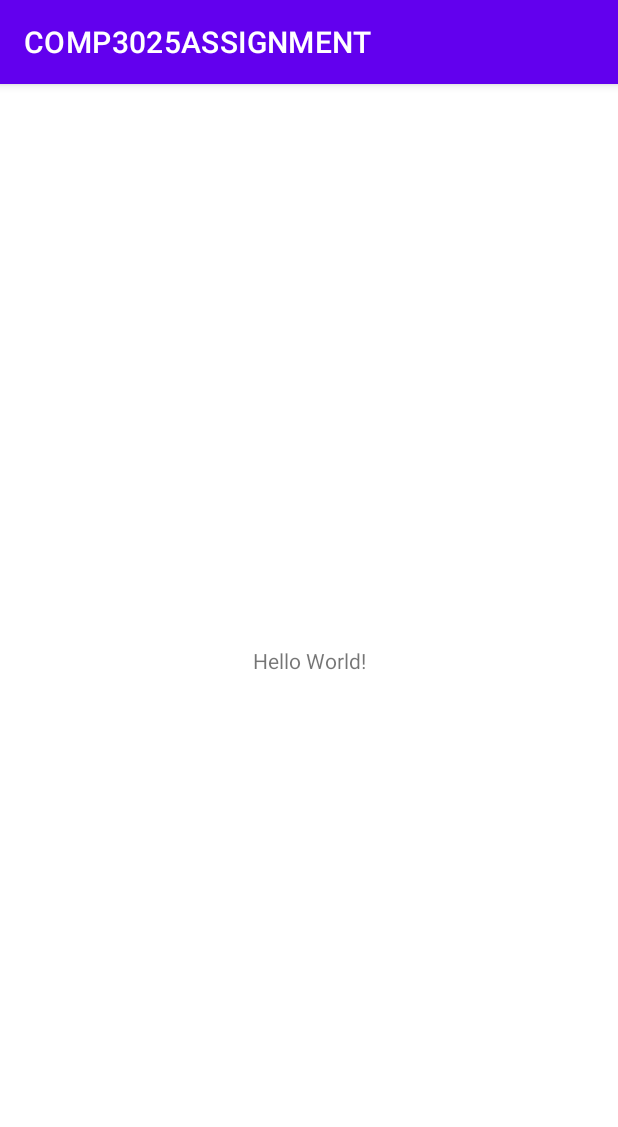
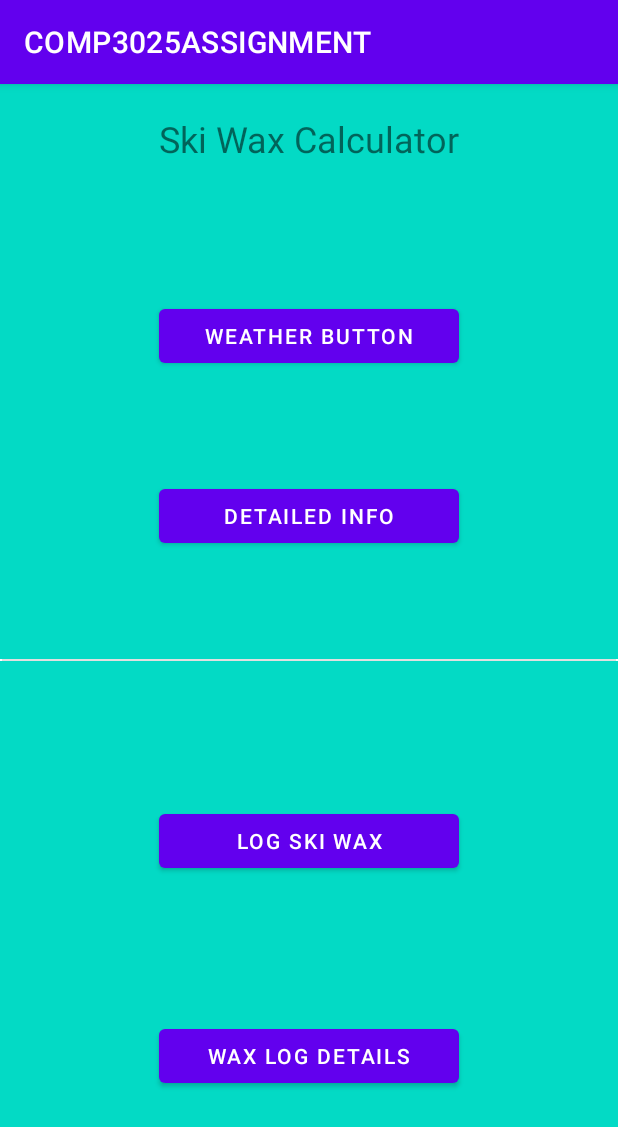
Before and after one commit to ALentini222/COMP3025Assignment, an Android app: the screen it shows after launch (MainActivity), on a phone screen of 412 x 824 dp. Shown: the top 1127 px of the screen. Run offline under Robolectric (Android 15) with nearby library versions, the phone set to English and light mode, and no system bars.

Commit message:
Assignment 1b start

```diff
--- a/app/build.gradle
+++ b/app/build.gradle
@@ -14,6 +14,10 @@ android {
         versionName "1.0"
 
         testInstrumentationRunner "androidx.test.runner.AndroidJUnitRunner"
+    }
+
+    buildFeatures{
+        viewBinding true;
     }
 
     buildTypes {
@@ -37,6 +41,7 @@ dependencies {
     implementation 'androidx.appcompat:appcompat:1.4.1'
     implementation 'com.google.android.material:material:1.5.0'
     implementation 'androidx.constraintlayout:constraintlayout:2.1.3'
+    implementation 'androidx.gridlayout:gridlayout:1.0.0'
     testImplementation 'junit:junit:4.+'
     androidTestImplementation 'androidx.test.ext:junit:1.1.3'
     androidTestImplementation 'androidx.test.espresso:espresso-core:3.4.0'
--- a/app/src/main/java/com/lakehead1141007/comp3025assignment/MainActivity.kt
+++ b/app/src/main/java/com/lakehead1141007/comp3025assignment/MainActivity.kt
@@ -2,10 +2,42 @@ package com.lakehead1141007.comp3025assignment
 
 import androidx.appcompat.app.AppCompatActivity
 import android.os.Bundle
+import com.lakehead1141007.comp3025assignment.databinding.ActivityMainBinding
 
+/**
+ * This page has 4 buttons for 4 different activities and a quick content view
+ *
+ * On the main page it has two colour recommendations for grip and glide wax in the two image views(rectangles)
+ * --> might turn into grip adn glide rectangle to display colours for the grip and glide
+ * --> changes depending on weather for location of phone based off weather api
+ *
+ * Weather button directs to a view of the weather apps 7 day forecast for temp and precipitation
+ *
+ * Weather details button shows the exact temp, "Age" of the snow and the recommended ski wax for those conditions
+ * -->eg. if the snow is new and cold the recommended wax is different from old snow and cold snow
+ * -->might add more relevant information depending on what else is needed
+ *
+ * Log Wax Button will direct to a page where you can select a wax and have an option for other, select the date, and add comments
+ * -->store the data to a DB
+ * ---->DB does not need to be an intense DB it just needs to read and write functionality to input to the db and then show all the data
+ *
+ * View Wax Log Button will pull all of the DB info out on display in a table to view the past wax
+ * -->might make a quick and detailed view
+ * -->ie. date & wax and have a view details button to pull up all the columns in the row
+ *
+ * Might also ensure the db is not intense by deleting past 30 times... to keep the app simpler you don't really need to see all of
+ * the waxes ever done.
+ *
+ * Figure out how to make sure the user has some sort of registration or something to keep the log of their personal ski waxes per device
+ */
 class MainActivity : AppCompatActivity() {
+    private lateinit var binding : ActivityMainBinding
+
     override fun onCreate(savedInstanceState: Bundle?) {
+
         super.onCreate(savedInstanceState)
+
         setContentView(R.layout.activity_main)
+
     }
 }
--- /dev/null
+++ b/app/src/main/res/drawable/rectangle.xml
@@ -0,0 +1,4 @@
+<?xml version="1.0" encoding="utf-8"?>
+<shape xmlns:android="http://schemas.android.com/apk/res/android">
+    <solid android:color="?android:colorAccent"/>
+</shape>
--- a/app/src/main/res/layout/activity_main.xml
+++ b/app/src/main/res/layout/activity_main.xml
@@ -1,18 +1,99 @@
 <?xml version="1.0" encoding="utf-8"?>
-<androidx.constraintlayout.widget.ConstraintLayout xmlns:android="http://schemas.android.com/apk/res/android"
+<androidx.constraintlayout.widget.ConstraintLayout
+    xmlns:android="http://schemas.android.com/apk/res/android"
     xmlns:app="http://schemas.android.com/apk/res-auto"
     xmlns:tools="http://schemas.android.com/tools"
     android:layout_width="match_parent"
     android:layout_height="match_parent"
     tools:context=".MainActivity">
 
-    <TextView
-        android:layout_width="wrap_content"
-        android:layout_height="wrap_content"
-        android:text="Hello World!"
+    <View
+        android:id="@+id/divider"
+        android:layout_width="409dp"
+        android:layout_height="1dp"
+        android:background="?android:attr/listDivider"
         app:layout_constraintBottom_toBottomOf="parent"
-        app:layout_constraintLeft_toLeftOf="parent"
-        app:layout_constraintRight_toRightOf="parent"
+        app:layout_constraintEnd_toEndOf="parent"
+        app:layout_constraintStart_toStartOf="parent"
         app:layout_constraintTop_toTopOf="parent" />
 
+    <ImageView
+        android:id="@+id/glideWaxView"
+        android:layout_width="0dp"
+        android:layout_height="0dp"
+        app:layout_constraintBottom_toTopOf="@+id/divider"
+        app:layout_constraintEnd_toEndOf="parent"
+        app:layout_constraintHorizontal_bias="0.0"
+        app:layout_constraintStart_toStartOf="parent"
+        app:layout_constraintTop_toTopOf="parent"
+        app:layout_constraintVertical_bias="0.0"
+        app:srcCompat="@drawable/rectangle" />
+
+    <ImageView
+        android:id="@+id/gripWaxView"
+        android:layout_width="0dp"
+        android:layout_height="0dp"
+        app:layout_constraintBottom_toBottomOf="parent"
+        app:layout_constraintEnd_toEndOf="parent"
+        app:layout_constraintHorizontal_bias="0.0"
+        app:layout_constraintStart_toStartOf="parent"
+        app:layout_constraintTop_toBottomOf="@+id/divider"
+        app:layout_constraintVertical_bias="0.0"
+        app:srcCompat="@drawable/rectangle" />
+
+    <TextView
+        android:id="@+id/titleText"
+        android:layout_width="400dp"
+        android:layout_height="wrap_content"
+        android:text="@string/ski_wax_calculator"
+        android:padding="20dp"
+        app:layout_constraintEnd_toEndOf="parent"
+        app:layout_constraintStart_toStartOf="parent"
+        app:layout_constraintTop_toTopOf="@+id/glideWaxView"
+        android:textAlignment="center"
+        android:textSize="24dp"
+        />
+
+    <Button
+        android:id="@+id/weatherButton"
+        android:layout_width="@dimen/button_width"
+        android:layout_height="wrap_content"
+        android:text="@string/weather_button"
+        app:layout_constraintBottom_toTopOf="@+id/detailedInfoButton"
+        app:layout_constraintEnd_toEndOf="parent"
+        app:layout_constraintStart_toStartOf="parent"
+        app:layout_constraintTop_toBottomOf="@+id/titleText"
+        />
+
+    <Button
+        android:id="@+id/detailedInfoButton"
+        android:layout_width="@dimen/button_width"
+        android:layout_height="wrap_content"
+        android:text="@string/detailed_info"
+        app:layout_constraintBottom_toTopOf="@+id/divider"
+        app:layout_constraintEnd_toEndOf="parent"
+        app:layout_constraintStart_toStartOf="parent"
+        app:layout_constraintTop_toBottomOf="@+id/weatherButton" />
+
+    <Button
+        android:id="@+id/skiWaxLogButton"
+        android:layout_width="@dimen/button_width"
+        android:layout_height="wrap_content"
+        android:text="@string/log_ski_wax"
+        app:layout_constraintBottom_toTopOf="@+id/waxLogDetailsButton"
+        app:layout_constraintEnd_toEndOf="parent"
+        app:layout_constraintStart_toStartOf="parent"
+        app:layout_constraintTop_toBottomOf="@+id/divider" />
+
+    <Button
+        android:id="@+id/waxLogDetailsButton"
+        android:layout_width="@dimen/button_width"
+        android:layout_height="wrap_content"
+        android:text="@string/wax_log_details"
+        app:layout_constraintBottom_toBottomOf="@+id/gripWaxView"
+        app:layout_constraintEnd_toEndOf="parent"
+        app:layout_constraintStart_toStartOf="parent"
+        app:layout_constraintTop_toBottomOf="@+id/skiWaxLogButton"
+        />
+
 </androidx.constraintlayout.widget.ConstraintLayout>
--- /dev/null
+++ b/app/src/main/res/values/dimens.xml
@@ -0,0 +1,4 @@
+<?xml version="1.0" encoding="utf-8"?>
+<resources>
+    <dimen name="button_width">200dp</dimen>
+</resources>
--- a/app/src/main/res/values/strings.xml
+++ b/app/src/main/res/values/strings.xml
@@ -1,3 +1,11 @@
 <resources>
     <string name="app_name">COMP3025ASSIGNMENT</string>
+    <string name="weather">Weather</string>
+    <string name="weather_details">Weather Details</string>
+    <string name="log_ski_wax">Log Ski Wax</string>
+    <string name="ski_wax_calculator">Ski Wax Calculator</string>
+    <string name="weather_button">Weather Button</string>
+    <string name="detailed_info">Detailed Info</string>
+    <string name="ski_wax_log">Ski Wax Log</string>
+    <string name="wax_log_details">Wax Log Details</string>
 </resources>
```
